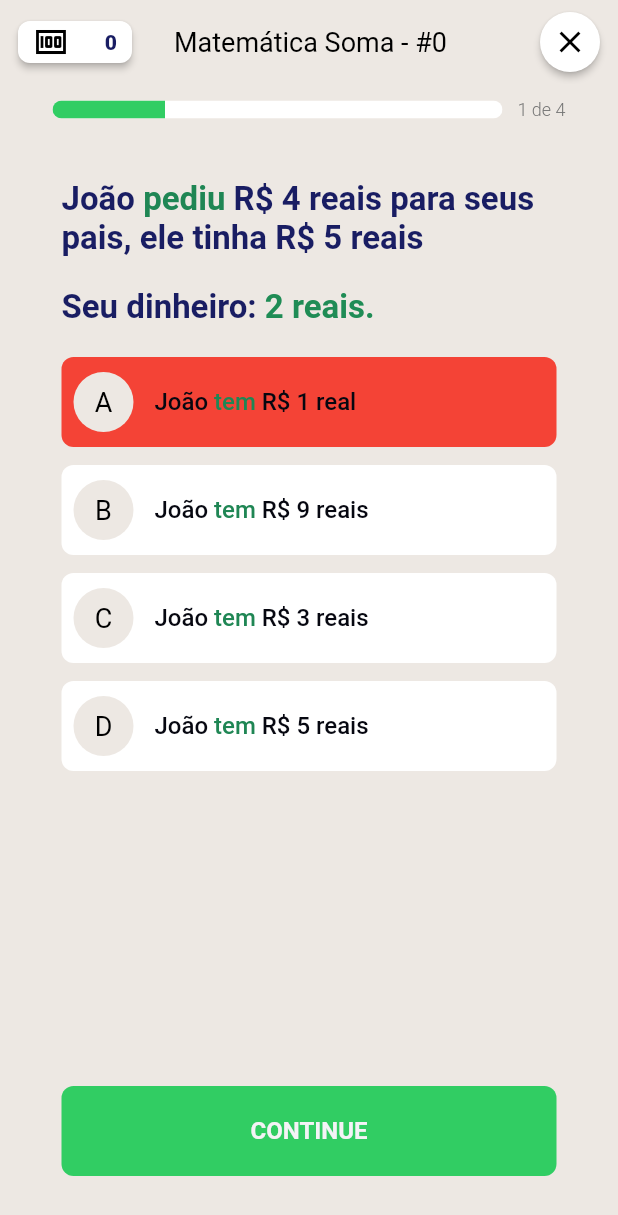
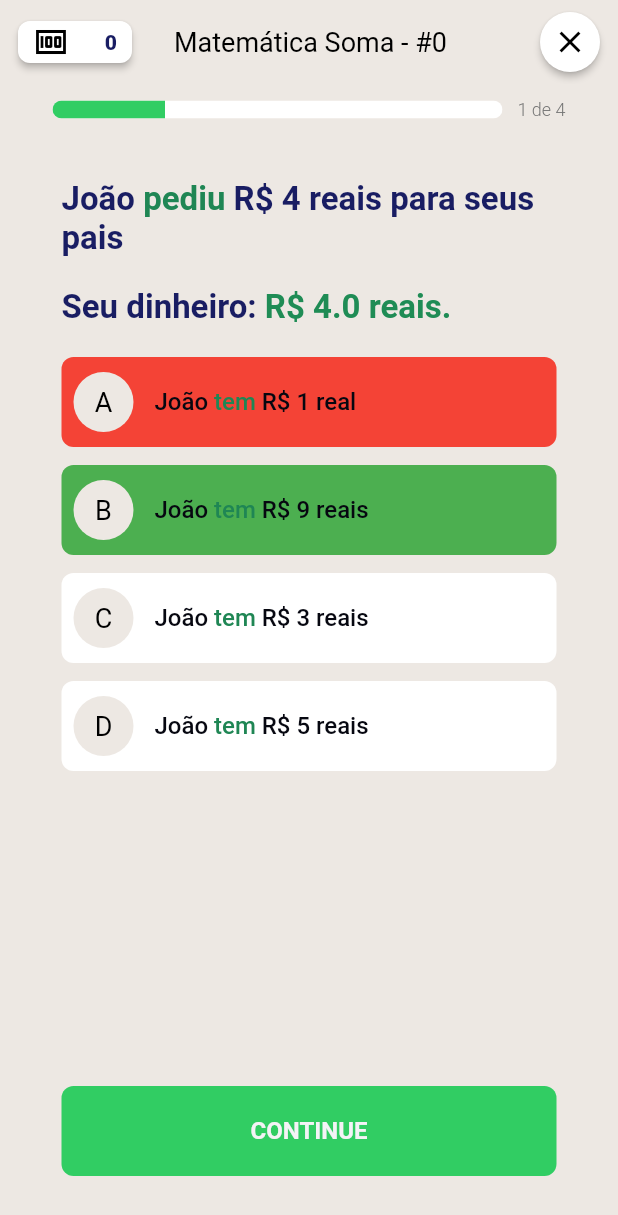
Before and after one commit to marcos-bah/education_quiz_app, a Flutter app: the QuizPage screen opened directly, after a tap on an icon or button, on a phone screen of 412 x 824 dp. Shown: the top 1215 px of the screen. Run offline on Flutter 3.47's test engine with Material 2 defaults, Android fonts, the phone set to English and light mode, and no system bars; Roboto replaces fonts that are missing (Manrope).

Commit message:
add regras e fluxo para as questions

```diff
--- a/lib/app/user_model.dart
+++ b/lib/app/user_model.dart
@@ -3,6 +3,7 @@ import 'package:flutter/material.dart';
 class UserModel extends ChangeNotifier {
   int score = 0;
   int scoreLocal = 0;
+  double money = 0;
 
   void setPointsGlobal(int points) {
     score += points;
@@ -24,6 +25,18 @@ class UserModel extends ChangeNotifier {
     notifyListeners();
   }
 
+  void setMoney(double money) {
+    this.money += money;
+    notifyListeners();
+  }
+
+  void resetMoney() {
+    money = 0;
+    notifyListeners();
+  }
+
   get getPointsGlobal => score;
   get getPointsLocal => scoreLocal;
+  get getIsLoss => money < 0;
+  get getMoney => getIsLoss ? "-R\$ ${money.abs()}" : "R\$ $money";
 }
--- a/lib/quiz/option_widget.dart
+++ b/lib/quiz/option_widget.dart
@@ -50,6 +50,9 @@ class _OptionWidgetState extends State<OptionWidget> {
                       setState(() {
                         if (!quizController.quiz.question.isClicked) {
                           quizController.click();
+                          user.setMoney(quizController
+                              .quiz.question.scope["value"]
+                              ?.toDouble());
                           if (widget.options[index].isCorrect) {
                             _colors[index] = Colors.green;
                             user.setPointsGlobal(quizController.quiz.points());
@@ -57,6 +60,11 @@ class _OptionWidgetState extends State<OptionWidget> {
                             quizController.quiz.hit();
                           } else {
                             _colors[index] = Colors.red;
+                            for (int i = 0; i < widget.options.length; i++) {
+                              if (widget.options[i].isCorrect) {
+                                _colors[i] = Colors.green;
+                              }
+                            }
                           }
                         }
                       });
--- a/lib/quiz/quiz_controller.dart
+++ b/lib/quiz/quiz_controller.dart
@@ -9,8 +9,11 @@ class QuizController extends ChangeNotifier {
   QuizController() {
     QuestionModel q1 = QuestionModel(
       primaryText: "João",
-      secondaryText: "R\$ 4 reais para seus pais, ele tinha R\$ 5 reais",
-      scopeText: "pediu",
+      secondaryText: "R\$ 4 reais para seus pais",
+      scope: {
+        "text": "pediu",
+        "value": 4,
+      },
       isLost: false,
       options: [
         OptionModel(
@@ -71,7 +74,10 @@ class QuizController extends ChangeNotifier {
         (index) => QuestionModel(
           primaryText: "Rodrigo",
           secondaryText: "$index ao seu amigo Pedro",
-          scopeText: "deu",
+          scope: {
+            "text": "deu",
+            "value": index,
+          },
           isLost: true,
           options: [
             OptionModel(
--- a/lib/quiz/quiz_model.dart
+++ b/lib/quiz/quiz_model.dart
@@ -53,18 +53,19 @@ class OptionModel {
 
 class QuestionModel {
   String primaryText;
+  Map<String, dynamic> scope;
   String secondaryText;
-  String scopeText;
   bool isLost;
   List<OptionModel> options;
   bool clicked = false;
 
-  QuestionModel(
-      {required this.primaryText,
-      required this.secondaryText,
-      required this.scopeText,
-      required this.isLost,
-      required this.options});
+  QuestionModel({
+    required this.primaryText,
+    required this.scope,
+    required this.secondaryText,
+    required this.isLost,
+    required this.options,
+  });
 
   Color get color => isLost ? const Color(0xffA40021) : const Color(0xff1F8654);
   bool get isClicked => clicked;
--- a/lib/quiz/quiz_page.dart
+++ b/lib/quiz/quiz_page.dart
@@ -130,7 +130,7 @@ class _QuizPageState extends State<QuizPage> {
                       text: " ",
                     ),
                     TextSpan(
-                      text: quizController.quiz.question.scopeText,
+                      text: quizController.quiz.question.scope["text"],
                       style: Theme.of(context).textTheme.bodyText1!.copyWith(
                             color: quizController.quiz.question.color,
                           ),
@@ -149,7 +149,8 @@ class _QuizPageState extends State<QuizPage> {
             const SizedBox(
               height: 20,
             ),
-            SizedBox(
+            Consumer<UserModel>(builder: (context, user, child) {
+              return SizedBox(
                 width: 330,
                 child: Text.rich(
                   TextSpan(
@@ -157,15 +158,18 @@ class _QuizPageState extends State<QuizPage> {
                     style: Theme.of(context).textTheme.bodyText1,
                     children: [
                       TextSpan(
-                      text: "2 reais.",
+                        text: "${user.getMoney} reais.",
                         style: Theme.of(context).textTheme.bodyText1!.copyWith(
-                            color: const Color(0xff1F8C55),
+                              color: user.getIsLoss
+                                  ? Colors.red
+                                  : const Color(0xff1F8C55),
                             ),
                       ),
                     ],
                   ),
                 ),
-            ),
+              );
+            }),
             const SizedBox(
               height: 20,
             ),
```
Lines whose indentation alone changed are shown as unchanged.
